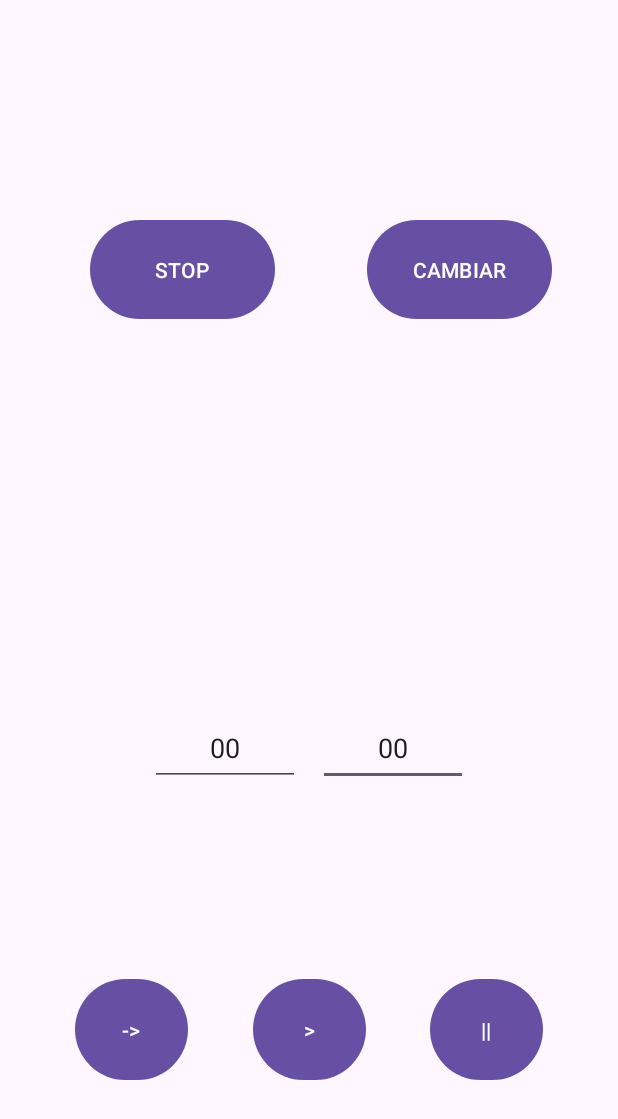
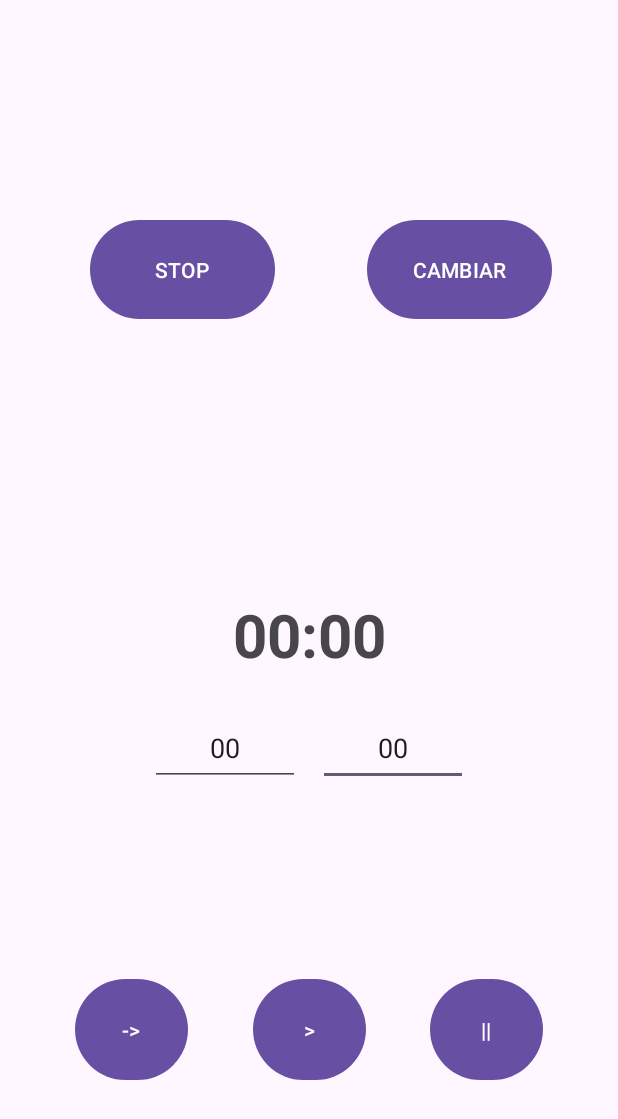
Before and after one commit to mai-pointer/Team5, an Android app: the screen it shows after launch (MainActivity), on a phone screen of 412 x 824 dp. Shown: the top 1119 px of the screen. Run offline under Robolectric (Android 15) with nearby library versions, the phone set to English and light mode, and no system bars.

Commit message:
bug fixed

```diff
--- a/ServiceActivity/app/src/main/java/com/example/serviceactivity/MainActivity.kt
+++ b/ServiceActivity/app/src/main/java/com/example/serviceactivity/MainActivity.kt
@@ -33,7 +33,7 @@ class MainActivity : AppCompatActivity() {
             serviceIntent.putExtra(countdownService.TIME_EXTRA, (minutos * 60 + segundos) * 1000L)
             startService(serviceIntent)
 
-            contador.visibility = View.VISIBLE
+//            contador.visibility = View.VISIBLE
             platbtn.isEnabled = false
         }
         findViewById<Button>(R.id.pause).setOnClickListener {
@@ -85,7 +85,8 @@ class MainActivity : AppCompatActivity() {
             when (intent?.action) {
                 ACTION_FIN -> {
                     platbtn.isEnabled = true
-                    contador.visibility = View.INVISIBLE
+                    contador.text = "00:00"
+//                    contador.visibility = View.INVISIBLE
                 }
                 ACTION_UPDATE -> {
                     contador.text = intent.getLongExtra("timeRemaining", 0).toString()
--- a/ServiceActivity/app/src/main/res/layout/activity_main.xml
+++ b/ServiceActivity/app/src/main/res/layout/activity_main.xml
@@ -41,7 +41,7 @@
         android:textAlignment="center"
         android:textSize="40dp"
         android:textStyle="bold"
-        android:visibility="invisible"
+        android:visibility="visible"
         app:layout_constraintBottom_toBottomOf="parent"
         app:layout_constraintEnd_toEndOf="parent"
         app:layout_constraintStart_toStartOf="parent" />
```
